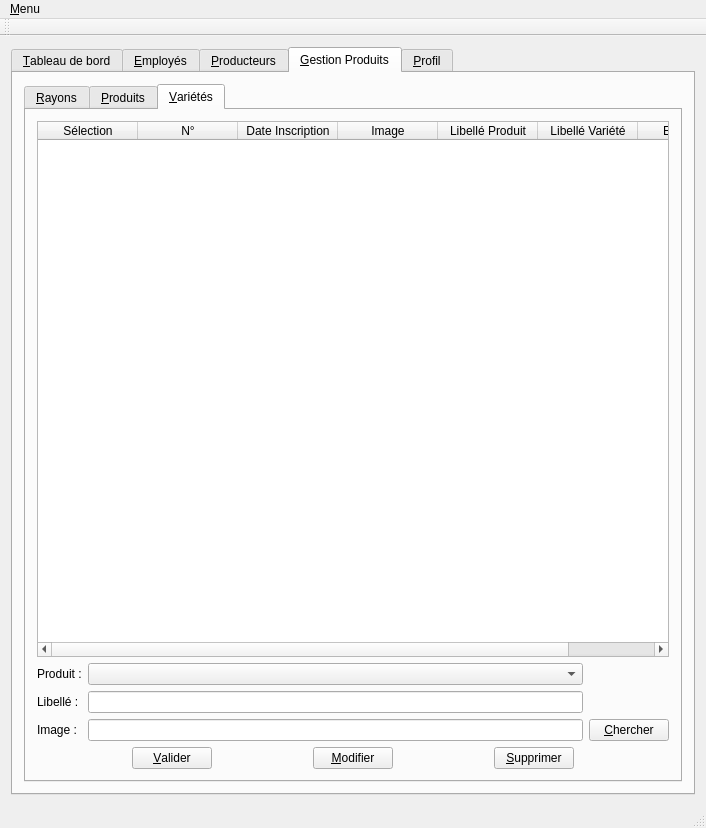
Above: mainwindow.ui from LouisVraie/circuitsCourtsBackOffice before the change. Below: the same form after it.
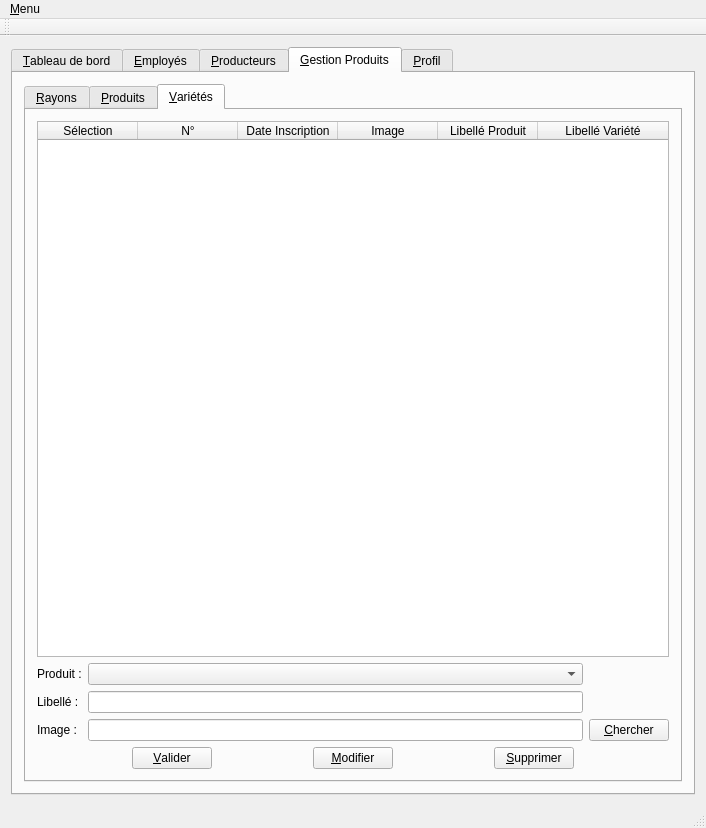
That is the form after the change. Icons and pictures are not drawn.

Commit message: edit afficherTableGestionProduitsVarietes dans gestionProduits.cpp

The edit to the form file:
```diff
--- a/mainwindow.ui
+++ b/mainwindow.ui
@@ -1186,11 +1186,6 @@
                 <string>Libellé Variété</string>
                </property>
               </column>
-              <column>
-               <property name="text">
-                <string>EstValide</string>
-               </property>
-              </column>
              </widget>
             </item>
             <item>
```
The commit also changes 1 other file.
